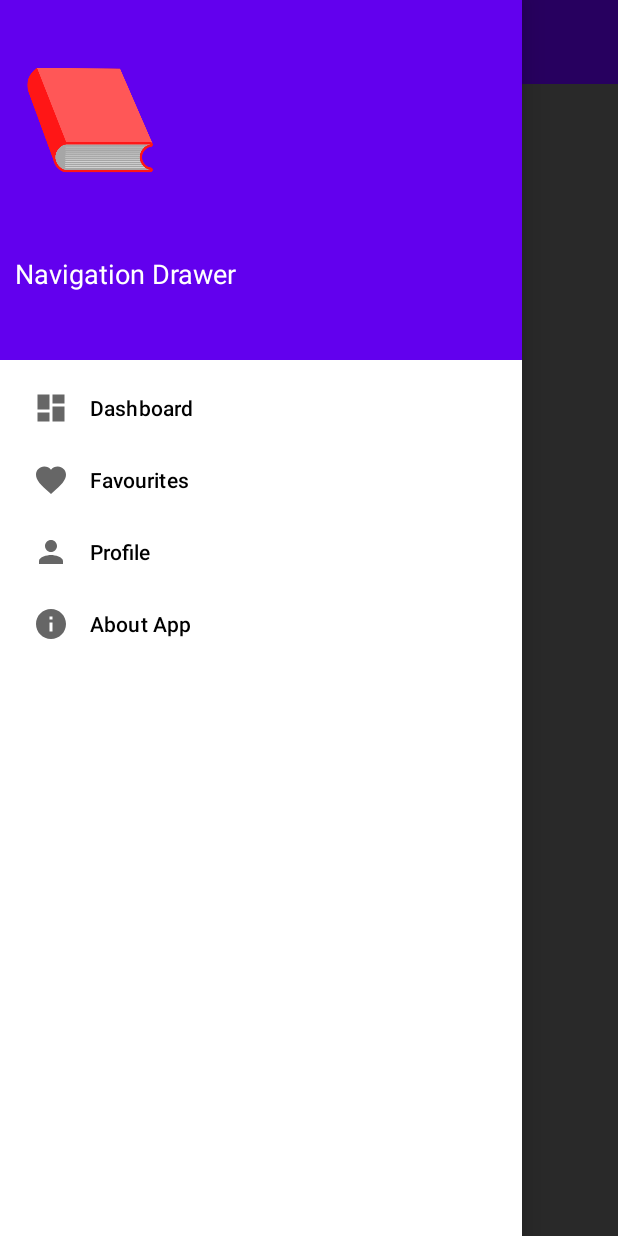
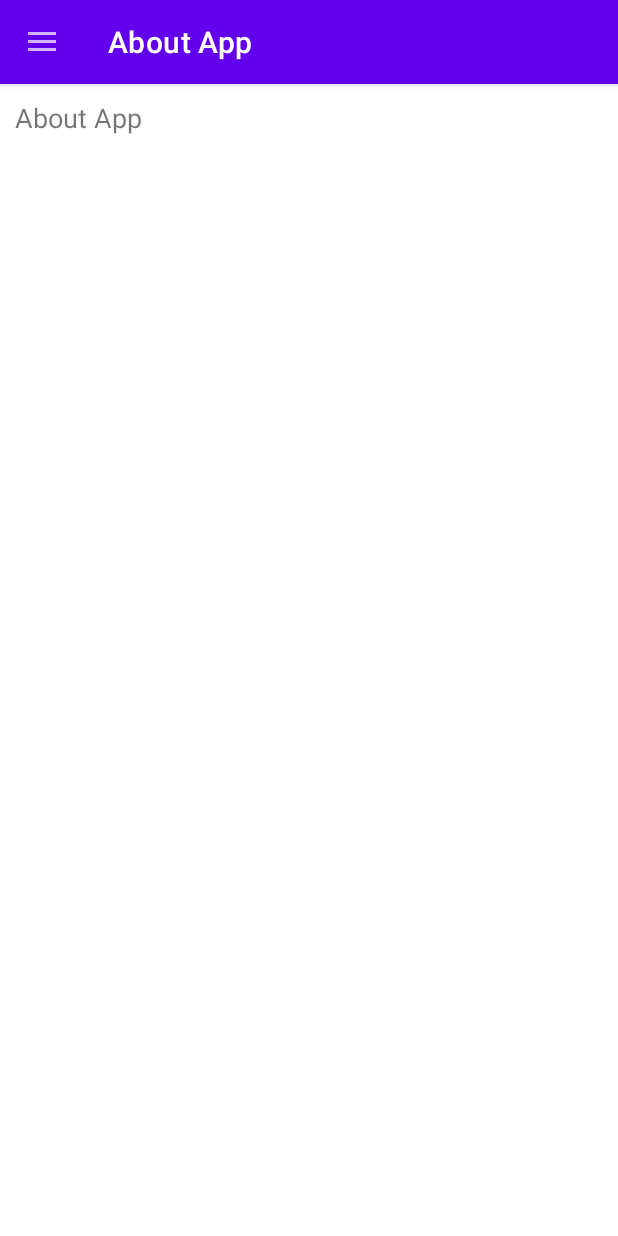
Before and after one commit to theomkale/BookHub, an Android app: the screen it shows after launch (MainActivity), in the side drawer, after a tap on "About App", on a phone screen of 412 x 824 dp. Run offline under Robolectric (Android 15) with nearby library versions, the phone set to English and light mode, and no system bars.

Commit message:
Added fragments

```diff
--- a/app/build.gradle
+++ b/app/build.gradle
@@ -38,6 +38,7 @@ dependencies {
     implementation 'androidx.appcompat:appcompat:1.3.0'
     implementation 'com.google.android.material:material:1.3.0'
     implementation 'androidx.constraintlayout:constraintlayout:2.0.4'
+    implementation 'androidx.legacy:legacy-support-v4:1.0.0'
     testImplementation 'junit:junit:4.+'
     androidTestImplementation 'androidx.test.ext:junit:1.1.3'
     androidTestImplementation 'androidx.test.espresso:espresso-core:3.4.0'
--- /dev/null
+++ b/app/src/main/java/com/omkale/bookhub/AboutAppFragment.kt
@@ -0,0 +1,59 @@
+package com.omkale.bookhub
+
+import android.os.Bundle
+import androidx.fragment.app.Fragment
+import android.view.LayoutInflater
+import android.view.View
+import android.view.ViewGroup
+
+// TODO: Rename parameter arguments, choose names that match
+// the fragment initialization parameters, e.g. ARG_ITEM_NUMBER
+private const val ARG_PARAM1 = "param1"
+private const val ARG_PARAM2 = "param2"
+
+/**
+ * A simple [Fragment] subclass.
+ * Use the [AboutAppFragment.newInstance] factory method to
+ * create an instance of this fragment.
+ */
+class AboutAppFragment : Fragment() {
+    // TODO: Rename and change types of parameters
+    private var param1: String? = null
+    private var param2: String? = null
+
+    override fun onCreate(savedInstanceState: Bundle?) {
+        super.onCreate(savedInstanceState)
+        arguments?.let {
+            param1 = it.getString(ARG_PARAM1)
+            param2 = it.getString(ARG_PARAM2)
+        }
+    }
+
+    override fun onCreateView(
+        inflater: LayoutInflater, container: ViewGroup?,
+        savedInstanceState: Bundle?
+    ): View? {
+        // Inflate the layout for this fragment
+        return inflater.inflate(R.layout.fragment_about_app, container, false)
+    }
+
+    companion object {
+        /**
+         * Use this factory method to create a new instance of
+         * this fragment using the provided parameters.
+         *
+         * @param param1 Parameter 1.
+         * @param param2 Parameter 2.
+         * @return A new instance of fragment AboutAppFragment.
+         */
+        // TODO: Rename and change types and number of parameters
+        @JvmStatic
+        fun newInstance(param1: String, param2: String) =
+            AboutAppFragment().apply {
+                arguments = Bundle().apply {
+                    putString(ARG_PARAM1, param1)
+                    putString(ARG_PARAM2, param2)
+                }
+            }
+    }
+}
--- /dev/null
+++ b/app/src/main/java/com/omkale/bookhub/DashboardFragment.kt
@@ -0,0 +1,59 @@
+package com.omkale.bookhub
+
+import android.os.Bundle
+import androidx.fragment.app.Fragment
+import android.view.LayoutInflater
+import android.view.View
+import android.view.ViewGroup
+
+// TODO: Rename parameter arguments, choose names that match
+// the fragment initialization parameters, e.g. ARG_ITEM_NUMBER
+private const val ARG_PARAM1 = "param1"
+private const val ARG_PARAM2 = "param2"
+
+/**
+ * A simple [Fragment] subclass.
+ * Use the [DashboardFragment.newInstance] factory method to
+ * create an instance of this fragment.
+ */
+class DashboardFragment : Fragment() {
+    // TODO: Rename and change types of parameters
+    private var param1: String? = null
+    private var param2: String? = null
+
+    override fun onCreate(savedInstanceState: Bundle?) {
+        super.onCreate(savedInstanceState)
+        arguments?.let {
+            param1 = it.getString(ARG_PARAM1)
+            param2 = it.getString(ARG_PARAM2)
+        }
+    }
+
+    override fun onCreateView(
+        inflater: LayoutInflater, container: ViewGroup?,
+        savedInstanceState: Bundle?
+    ): View? {
+        // Inflate the layout for this fragment
+        return inflater.inflate(R.layout.fragment_dashboard, container, false)
+    }
+
+    companion object {
+        /**
+         * Use this factory method to create a new instance of
+         * this fragment using the provided parameters.
+         *
+         * @param param1 Parameter 1.
+         * @param param2 Parameter 2.
+         * @return A new instance of fragment DashboardFragment.
+         */
+        // TODO: Rename and change types and number of parameters
+        @JvmStatic
+        fun newInstance(param1: String, param2: String) =
+            DashboardFragment().apply {
+                arguments = Bundle().apply {
+                    putString(ARG_PARAM1, param1)
+                    putString(ARG_PARAM2, param2)
+                }
+            }
+    }
+}
--- a/app/src/main/java/com/omkale/bookhub/MainActivity.kt
+++ b/app/src/main/java/com/omkale/bookhub/MainActivity.kt
@@ -10,6 +10,7 @@ import androidx.appcompat.app.ActionBarDrawerToggle
 import androidx.coordinatorlayout.widget.CoordinatorLayout
 import androidx.core.view.GravityCompat
 import androidx.drawerlayout.widget.DrawerLayout
+import androidx.fragment.app.FragmentManager
 import com.google.android.material.navigation.NavigationView
 
 class MainActivity : AppCompatActivity() {
@@ -18,7 +19,7 @@ class MainActivity : AppCompatActivity() {
     lateinit var toolbar: androidx.appcompat.widget.Toolbar
     lateinit var navigationView: NavigationView
     lateinit var frameLayout: FrameLayout
-
+    var previousMenuItem: MenuItem?=null
     override fun onCreate(savedInstanceState: Bundle?) {
         super.onCreate(savedInstanceState)
         setContentView(R.layout.activity_main)
@@ -27,7 +28,9 @@ class MainActivity : AppCompatActivity() {
         toolbar = findViewById(R.id.toolbar)
         navigationView = findViewById(R.id.navigationView)
         frameLayout = findViewById(R.id.frameLayout)
+
         setupToolBar()
+        openDashboard()
 
 //        hamburger is also called as actionBarDrawerToggle
 //        need to create a object of it to make it functional toggle is utility
@@ -44,18 +47,32 @@ class MainActivity : AppCompatActivity() {
 
         //        for onclick on navigation item selected
         navigationView.setNavigationItemSelectedListener {
+            if(previousMenuItem!=null){
+                previousMenuItem?.isChecked=false
+            }
+            it.isCheckable=true
+            it.isChecked=true
+            previousMenuItem=it
             when(it.itemId){
                 R.id.dashboard->{
-                    Toast.makeText(this@MainActivity,"Dashboard",Toast.LENGTH_SHORT).show()
+                 openDashboard()
+                    drawerLayout.closeDrawers()
+
                 }
                 R.id.profile->{
-                    Toast.makeText(this@MainActivity,"Profile",Toast.LENGTH_SHORT).show()
+                    supportFragmentManager.beginTransaction().replace(R.id.frameLayout,ProfileFragment()).addToBackStack("Profile").commit()
+                    supportActionBar?.title="Profile"
+                    drawerLayout.closeDrawers()
                 }
                 R.id.aboutApp->{
-                    Toast.makeText(this@MainActivity,"About App",Toast.LENGTH_SHORT).show()
+                    supportFragmentManager.beginTransaction().replace(R.id.frameLayout,AboutAppFragment()).addToBackStack("About App").commit()
+                    supportActionBar?.title="About App"
+                    drawerLayout.closeDrawers()
                 }
                 R.id.favourites->{
-                    Toast.makeText(this@MainActivity,"Favourites",Toast.LENGTH_SHORT).show()
+                    supportFragmentManager.beginTransaction().replace(R.id.frameLayout,FavouritesFragment()).addToBackStack("Favourites").commit()
+                    supportActionBar?.title="Favourites"
+                    drawerLayout.closeDrawers()
                 }
                 else->{
                     println("Something went wrong")
@@ -66,7 +83,7 @@ class MainActivity : AppCompatActivity() {
     }
 
 
-
+//  set toolbar
     fun setupToolBar() {
         setSupportActionBar(toolbar)
         supportActionBar?.title = "BookHub"
@@ -86,4 +103,22 @@ class MainActivity : AppCompatActivity() {
         return super.onOptionsItemSelected(item)
     }
 
+    //open dashboard
+    fun openDashboard(){
+        val fragment=DashboardFragment()
+        val transaction=supportFragmentManager.beginTransaction()
+        transaction.replace(R.id.frameLayout,fragment)
+        transaction.commit()
+        supportActionBar?.title="Dashboard"
+        navigationView.setCheckedItem(R.id.dashboard)
+    }
+
+    override fun onBackPressed() {
+        val frag= supportFragmentManager.findFragmentById(R.id.frameLayout)
+        when(frag){
+            !is DashboardFragment->openDashboard()
+            else ->super.onBackPressed()
+        }
+
+    }
 }
--- a/app/src/main/res/layout/activity_main.xml
+++ b/app/src/main/res/layout/activity_main.xml
@@ -7,25 +7,38 @@
     android:layout_height="match_parent"
     tools:context=".MainActivity">
 
-<!--    used to open diff screen from drawer-->
-    <FrameLayout
-        android:id="@+id/frameLayout"
-        android:layout_width="fill_parent"
-        android:layout_height="fill_parent"/>
+
 <!--    used for coordination between layouts like drawer,toolbar, navigation view-->
     <androidx.coordinatorlayout.widget.CoordinatorLayout
        android:id="@+id/coordinatorLayout"
         android:layout_width="match_parent"
         android:layout_height="match_parent"
         android:minHeight="?attr/actionBarSize">
-        <androidx.appcompat.widget.Toolbar
-            android:id="@+id/toolbar"
+        <com.google.android.material.appbar.AppBarLayout
             android:layout_width="match_parent"
             android:layout_height="wrap_content"
-            android:background="@color/design_default_color_primary"
             android:theme="@style/ThemeOverlay.AppCompat.Dark"
+            >
+            <androidx.appcompat.widget.Toolbar
+                android:id="@+id/toolbar"
+                android:layout_width="match_parent"
+                android:layout_height="wrap_content"
+                android:background="@color/design_default_color_primary"
+                android:theme="@style/ThemeOverlay.AppCompat.Dark"
+                app:layout_scrollFlags="scroll|enterAlways"
+
+                />
+        </com.google.android.material.appbar.AppBarLayout>
+        <!--    used to open diff screen from drawer-->
+        <FrameLayout
+            android:id="@+id/frameLayout"
+            android:layout_width="fill_parent"
+            android:layout_height="fill_parent"
+            app:layout_behavior="@string/appbar_scrolling_view_behavior"
             />
     </androidx.coordinatorlayout.widget.CoordinatorLayout>
+
+
     <com.google.android.material.navigation.NavigationView
         android:id="@+id/navigationView"
         android:layout_width="match_parent"
--- /dev/null
+++ b/app/src/main/res/layout/fragment_about_app.xml
@@ -0,0 +1,16 @@
+<?xml version="1.0" encoding="utf-8"?>
+<FrameLayout xmlns:android="http://schemas.android.com/apk/res/android"
+    xmlns:tools="http://schemas.android.com/tools"
+    android:layout_width="match_parent"
+    android:layout_height="match_parent"
+    tools:context=".AboutAppFragment">
+
+    <!-- TODO: Update blank fragment layout -->
+    <TextView
+        android:layout_width="wrap_content"
+        android:layout_height="wrap_content"
+        android:padding="10dp"
+        android:textSize="18sp"
+        android:text="@string/about_app" />
+
+</FrameLayout>
--- a/app/src/main/res/menu/menu_drawer.xml
+++ b/app/src/main/res/menu/menu_drawer.xml
@@ -1,6 +1,7 @@
 <?xml version="1.0" encoding="utf-8"?>
 <menu xmlns:android="http://schemas.android.com/apk/res/android">
-<item
+<group android:checkableBehavior="single">
+    <item
     android:id="@+id/dashboard"
     android:icon="@drawable/ic_dashboard"
     android:title="@string/dashboard"/>
@@ -16,5 +17,5 @@
         android:id="@+id/aboutApp"
         android:icon="@drawable/ic_about_app"
         android:title="@string/about_app"/>
-
+</group>
 </menu>
--- a/app/src/main/res/values/strings.xml
+++ b/app/src/main/res/values/strings.xml
@@ -6,4 +6,6 @@
     <string name="about_app">About App</string>
     <string name="open_drawer">Open Drawer</string>
     <string name="close_drawer">Close Drawer</string>
+    <!-- TODO: Remove or change this placeholder text -->
+    <string name="hello_blank_fragment">Hello blank fragment</string>
 </resources>
```
Also changed, not shown: app/src/main/java/com/omkale/bookhub/FavouritesFragment.kt (added, +59 -0 lines), app/src/main/java/com/omkale/bookhub/ProfileFragment.kt (added, +59 -0 lines), app/src/main/res/layout/fragment_dashboard.xml (added, +16 -0 lines), app/src/main/res/layout/fragment_favourites.xml (added, +16 -0 lines), app/src/main/res/layout/fragment_profile.xml (added, +16 -0 lines).
